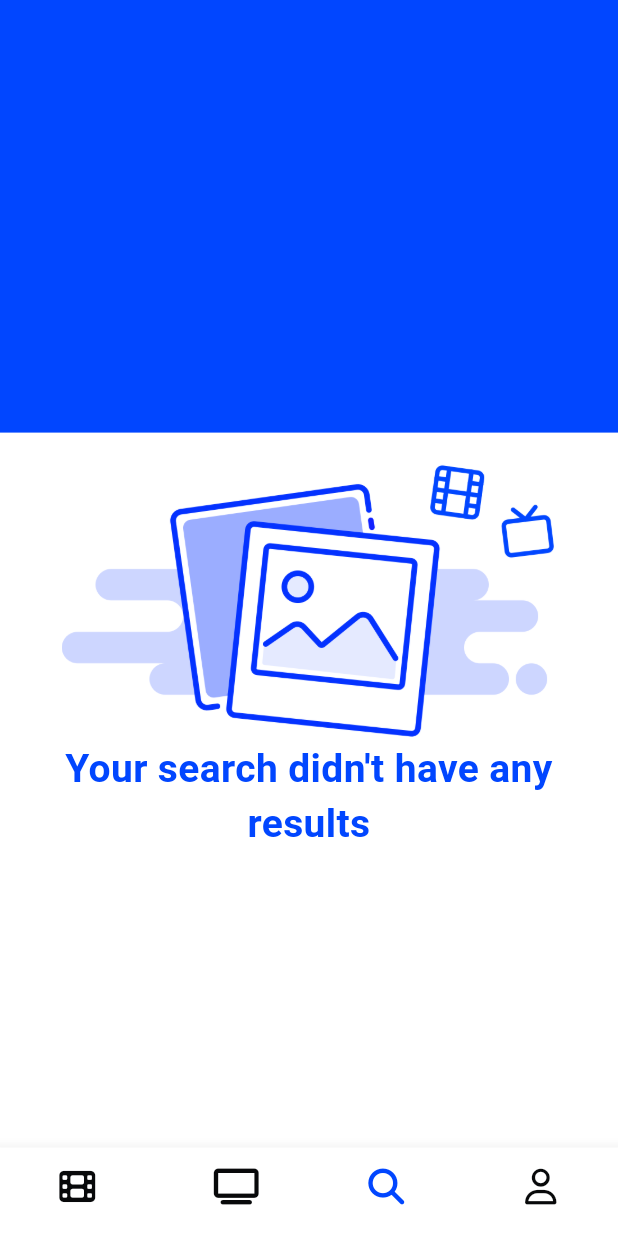
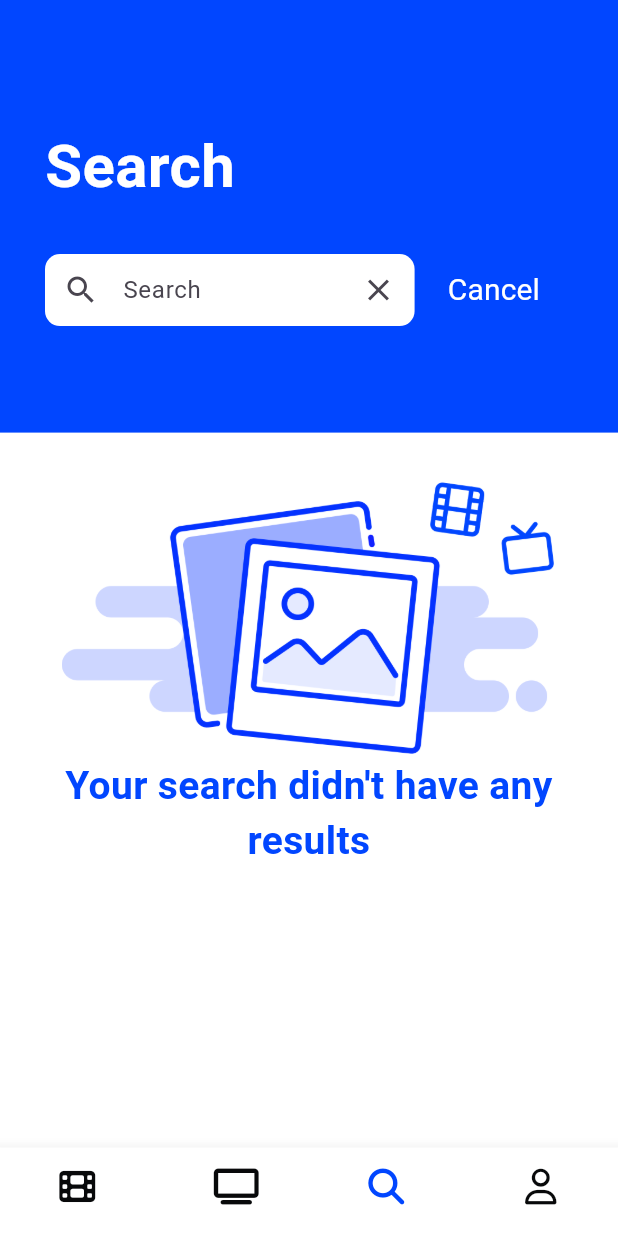
Before and after one commit to adessoTurkey/flutter-sample-app, a Flutter app: the SearchPage screen opened by its route, on a phone screen of 412 x 824 dp. Run offline on Flutter 3.47's test engine with Material 3 defaults, Android fonts, the phone set to English and light mode, and no system bars; our stand-ins replace auto_route, bloc, cached_network_image, dio, equatable, flutter_bloc and 7 more; accounts and stored records are empty; generated files the repository leaves out were written again.

Commit message:
[feature/search-page-ui] small bug fixed.

```diff
--- a/lib/app/features/search/search_page.dart
+++ b/lib/app/features/search/search_page.dart
@@ -30,6 +30,7 @@ class SearchPage extends StatelessWidget {
                       height: context.heightFactor(.35),
                       width: context.screenSize.width,
                     ),
+                    const SearchHeaderView()
                   ],
                 ),
                 BlocBuilder<SearchBloc, SearchState>(
--- a/lib/app/features/search/views/search_header_view.dart
+++ b/lib/app/features/search/views/search_header_view.dart
@@ -6,7 +6,7 @@ import 'package:flutter_movie_app/localization/localization.dart';
 import 'package:flutter_movie_app/responsive/configuration_widget.dart';
 
 class SearchHeaderView extends StatelessWidget {
-  const SearchHeaderView();
+  const SearchHeaderView({super.key});
 
   @override
   Widget build(BuildContext context) {
```
